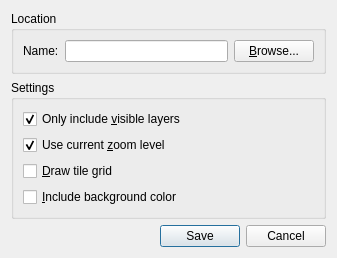
This is src/tiled/exportasimagedialog.ui in mapeditor/tiled as Qt 5 draws it before an edit. The edited form follows.
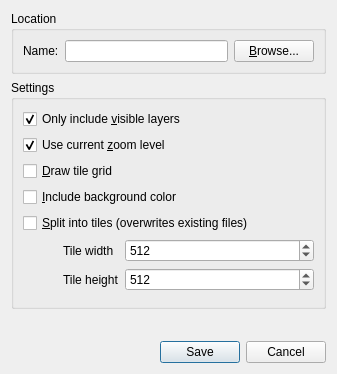
This is the edited form.

Commit message:
Add "Split into tiles" option to Export As Image dialog
This allows users to split their map into individual images, which
may be useful if they have static tiles (no animation) and don't
want to load lots of little tiles.

The edit to the form file:
```diff
--- a/src/tiled/exportasimagedialog.ui
+++ b/src/tiled/exportasimagedialog.ui
@@ -7,7 +7,7 @@
     <x>0</x>
     <y>0</y>
     <width>337</width>
-    <height>231</height>
+    <height>374</height>
    </rect>
   </property>
   <property name="windowTitle">
@@ -83,6 +83,92 @@
         </property>
        </widget>
       </item>
+      <item>
+       <widget class="QCheckBox" name="splitIntoTiles">
+        <property name="toolTip">
+         <string>Splits the image into tiles which are saved as individual files using a zero-based numerical suffix</string>
+        </property>
+        <property name="text">
+         <string>&amp;Split into tiles (overwrites existing files)</string>
+        </property>
+       </widget>
+      </item>
+      <item>
+       <layout class="QHBoxLayout" name="horizontalLayout_2">
+        <property name="bottomMargin">
+         <number>6</number>
+        </property>
+        <item>
+         <spacer name="horizontalSpacer">
+          <property name="orientation">
+           <enum>Qt::Horizontal</enum>
+          </property>
+          <property name="sizeType">
+           <enum>QSizePolicy::Maximum</enum>
+          </property>
+          <property name="sizeHint" stdset="0">
+           <size>
+            <width>40</width>
+            <height>20</height>
+           </size>
+          </property>
+         </spacer>
+        </item>
+        <item>
+         <layout class="QFormLayout" name="tileSizeLayout">
+          <property name="bottomMargin">
+           <number>0</number>
+          </property>
+          <item row="0" column="0">
+           <widget class="QLabel" name="tileWidthLabel">
+            <property name="text">
+             <string>Tile width</string>
+            </property>
+           </widget>
+          </item>
+          <item row="0" column="1">
+           <widget class="QSpinBox" name="tileWidthSpinBox">
+            <property name="toolTip">
+             <string>The width of each tile</string>
+            </property>
+            <property name="minimum">
+             <number>8</number>
+            </property>
+            <property name="maximum">
+             <number>10000</number>
+            </property>
+            <property name="value">
+             <number>512</number>
+            </property>
+           </widget>
+          </item>
+          <item row="1" column="0">
+           <widget class="QLabel" name="tileHeightLabel">
+            <property name="text">
+             <string>Tile height</string>
+            </property>
+           </widget>
+          </item>
+          <item row="1" column="1">
+           <widget class="QSpinBox" name="tileHeightSpinBox">
+            <property name="toolTip">
+             <string>The height of each tile</string>
+            </property>
+            <property name="minimum">
+             <number>8</number>
+            </property>
+            <property name="maximum">
+             <number>10000</number>
+            </property>
+            <property name="value">
+             <number>512</number>
+            </property>
+           </widget>
+          </item>
+         </layout>
+        </item>
+       </layout>
+      </item>
      </layout>
     </widget>
    </item>
```
The commit also changes 1 other file.
